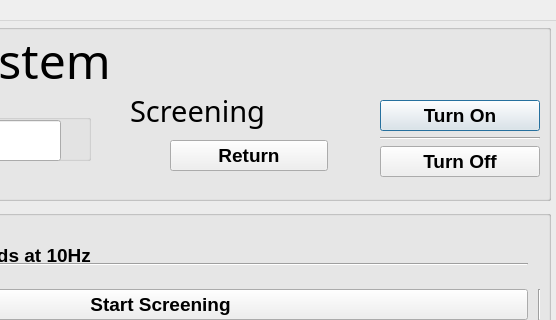
The window that screening.ui (Anzoker/3004-GProj) describes before a commit, drawn with Qt 5; both pictures show x 240 to 796 and y 0 to 320 of the 796 by 431 pixel window.
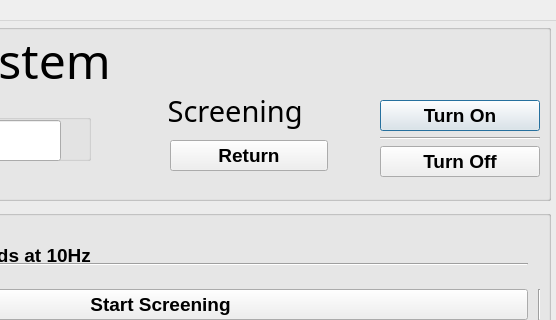
The same window after the commit.

Commit message: Text spacing.

```diff
--- a/screening.ui
+++ b/screening.ui
@@ -210,7 +210,7 @@
         </font>
        </property>
        <property name="text">
-        <string>Screening</string>
+        <string>     Screening</string>
        </property>
       </widget>
       <widget class="QPushButton" name="return_2">
```
